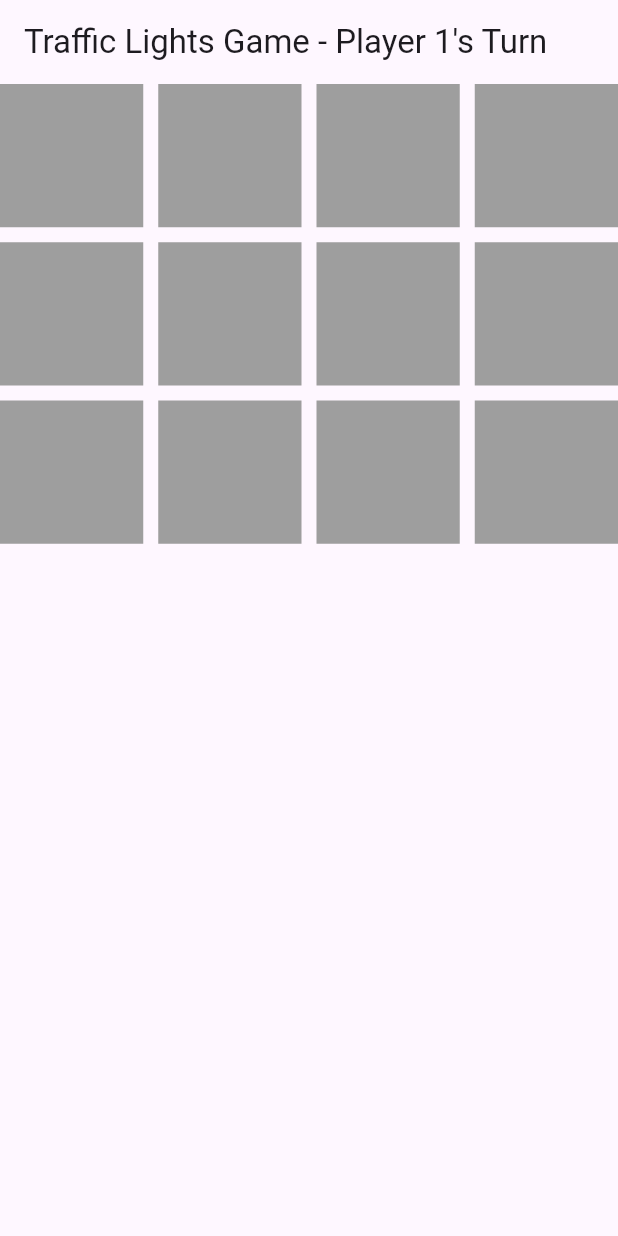
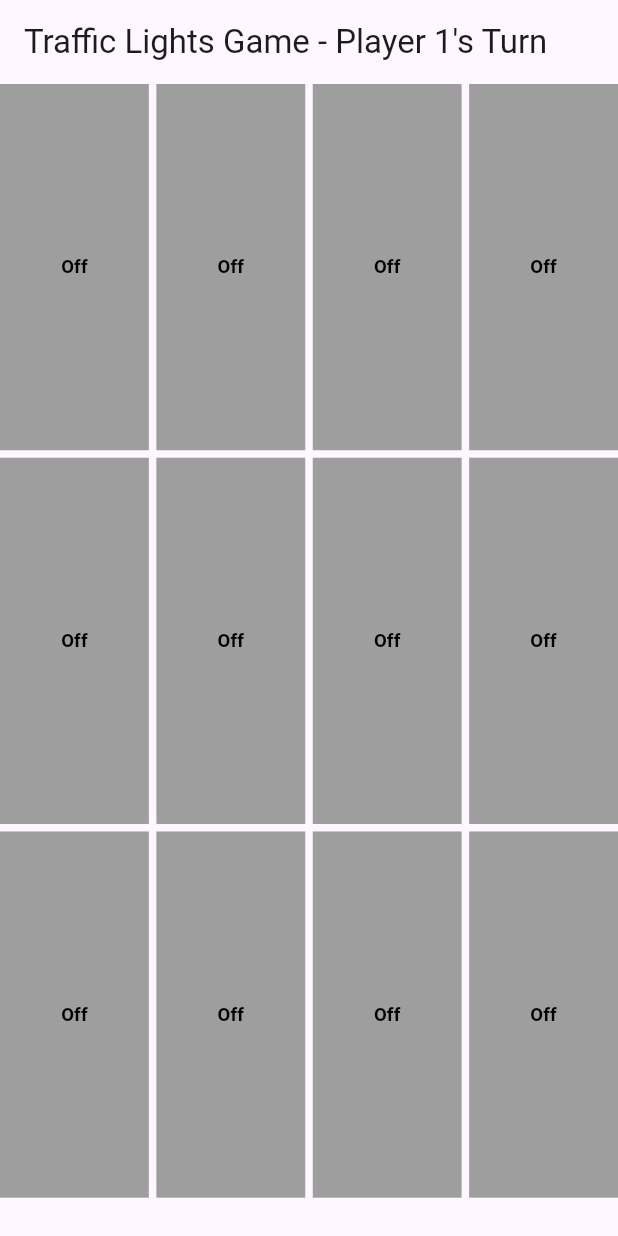
Before and after one commit to ArhamArifMahmood/traffic_game, a Flutter app: the screen it shows after launch, on a phone screen of 412 x 824 dp. Run offline on Flutter 3.47's test engine with Material 3 defaults, Android fonts, the phone set to English and light mode, and no system bars.

Commit message:
fixed code

```diff
--- a/lib/Widget/game.dart
+++ b/lib/Widget/game.dart
@@ -1,4 +1,6 @@
 import 'package:flutter/material.dart';
+import 'dart:ui';
+
 
 /*
 This class creates the game state and takes the logic of updating the game board and checking the winning condition, etc.
@@ -21,7 +23,7 @@ the state of the game, checking if the game is over, updating the player's turn,
 class GameState extends State<Game>
 {
   // Instance variables for grid, player, and winning checker flag
-  List<List<String>> grid = List.generate(3, (_) => List.generate(4, (_) => 'off'));
+  List<List<String>> grid = List.generate(3, (_) => List.generate(4, (_) => 'Off'));
   int currentPlayer = 1;
   bool gameOver = false;
 
@@ -33,18 +35,18 @@ class GameState extends State<Game>
   void updateLight(int row, int col)
   {
     String currentStatus = grid[row][col];
-    if (currentStatus != 'red')
+    if (currentStatus != 'Red')
     {
       switch (currentStatus)
       {
-        case 'off':
-          grid[row][col] = 'green';
+        case 'Off':
+          grid[row][col] = 'Green';
           break;
-        case 'green':
-          grid[row][col] = 'yellow';
+        case 'Green':
+          grid[row][col] = 'Yellow';
           break;
-        case 'yellow':
-          grid[row][col] = 'red';
+        case 'Yellow':
+          grid[row][col] = 'Red';
           break;
         default:
           break;
@@ -119,7 +121,7 @@ void resetGame()
 {
   setState(()
   {
-    grid = List.generate(3, (_) => List.generate(4, (_) => 'off'));
+    grid = List.generate(3, (_) => List.generate(4, (_) => 'Off'));
     currentPlayer = 1;
   });
 }
@@ -141,12 +143,12 @@ void resetGame()
 
       body: GridView.builder
       (
-        gridDelegate: const SliverGridDelegateWithFixedCrossAxisCount // Grid builder with spacing in the middle of each tile
+        gridDelegate: SliverGridDelegateWithFixedCrossAxisCount // Grid builder with spacing in the middle of each tile
         (
           crossAxisCount: 4,
-          childAspectRatio: 1,
-          crossAxisSpacing: 10,
-          mainAxisSpacing: 10,
+          childAspectRatio: (MediaQuery.of(context).size.width / 6.15) / (MediaQuery.of(context).size.height / 5),
+          crossAxisSpacing: 5,
+          mainAxisSpacing: 5,
         ),
         itemCount: 12,
         itemBuilder: (context, index)
@@ -163,7 +165,7 @@ void resetGame()
               ),
               // When tile is pressed, if game is still going and tile is not red, set the state of tile which triggers
               // color change
-              onPressed: !gameOver && grid[row][col] != 'red' ? () => setState(()
+              onPressed: !gameOver && grid[row][col] != 'Red' ? () => setState(()
               {
                 updateLight(row, col);
                 if (checkWin(grid[row][col])) // Check win conditions
@@ -210,7 +212,15 @@ void resetGame()
                 }
 
               }) : null,
-              child: const Text(''),
+              child: Text(
+                grid[row][col].toString(),
+                textAlign: TextAlign.center,
+                style: TextStyle(
+                  color: Colors.black,
+                  fontWeight: FontWeight.bold,
+                  fontSize: MediaQuery.of(context).size.width * 0.03, // Approximates 3vw
+    ),
+              ),
             ),
           );
         },
@@ -225,11 +235,11 @@ void resetGame()
   Color getColor(String color)
   {
     switch (color) {
-      case 'green':
+      case 'Green':
         return Colors.green;
-      case 'yellow':
+      case 'Yellow':
         return Colors.yellow;
-      case 'red':
+      case 'Red':
         return Colors.red;
       default:
         return Colors.grey;
```
Also changed, not shown: docs/icons/Icon-192.png (added), docs/icons/Icon-512.png (added), docs/icons/Icon-maskable-192.png (added), docs/icons/Icon-maskable-512.png (added), 3 other files.
